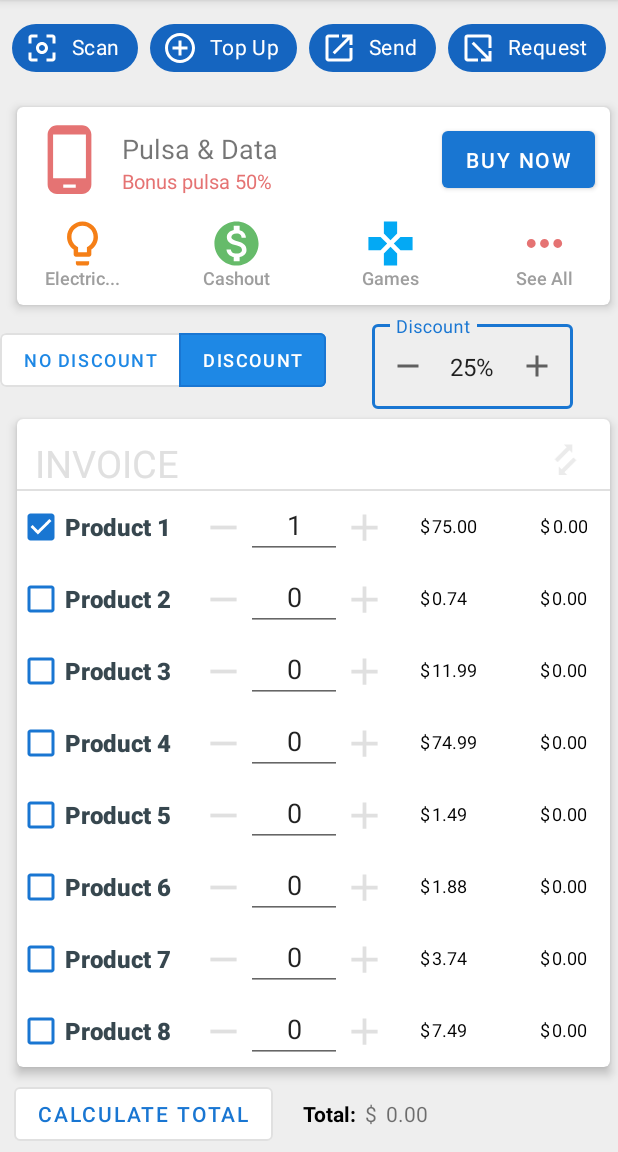
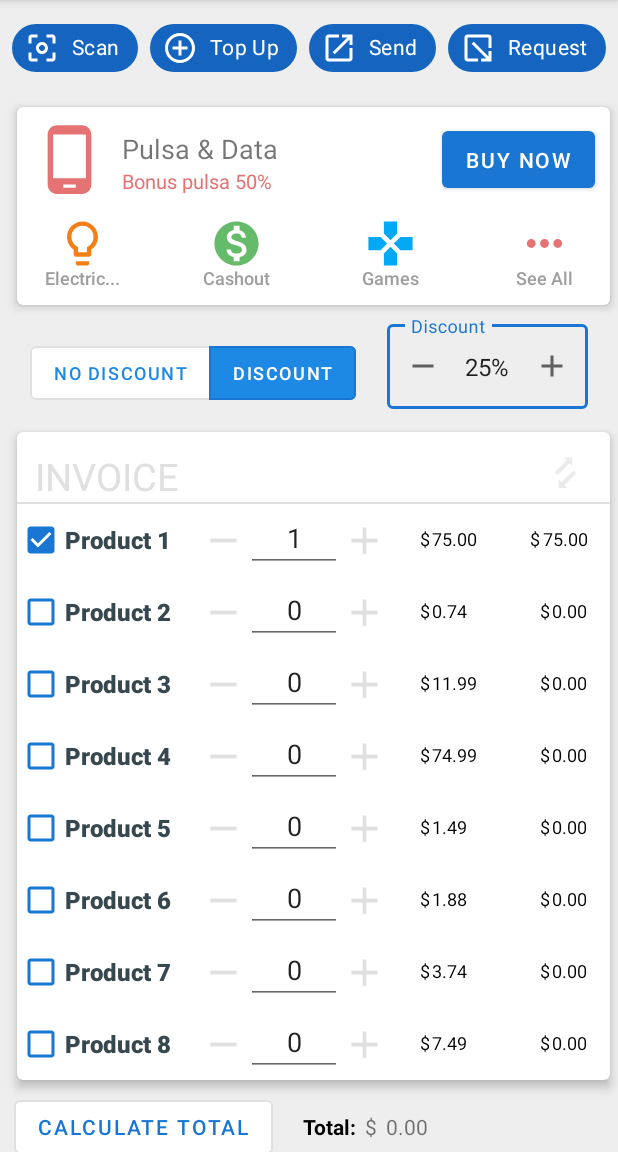
Before and after one commit to wamillard/CPSC_3367_Layout_Assignment, an Android app: the screen it shows after launch (MainActivity), after a tap on an icon or button, on a phone screen of 412 x 824 dp, the part 84-1236 px from its top. Run offline under Robolectric (Android 15) with nearby library versions, the phone set to English and light mode, and no system bars; 2 other taps on this screen came first.

Commit message:
Finished assignment

```diff
--- a/app/src/main/java/com/ualr/layoutassignment/MainActivity.java
+++ b/app/src/main/java/com/ualr/layoutassignment/MainActivity.java
@@ -7,6 +7,7 @@ import android.widget.EditText;
 import android.widget.TextView;
 
 import androidx.appcompat.app.AppCompatActivity;
+import androidx.constraintlayout.widget.ConstraintSet;
 
 import com.google.android.material.button.MaterialButton;
 import com.ualr.layoutassignment.databinding.ActivityMainBinding;
@@ -26,15 +27,6 @@ public class MainActivity extends AppCompatActivity {
         mBinding=ActivityMainBinding.inflate(getLayoutInflater());
         setContentView(mBinding.getRoot());
 
-/*        this.mBinding.btnAdd0.setOnClickListener(new View.OnClickListener()
-        {
-            @Override
-            public void onClick(View v)
-            {
-                quantityChange(true, v.getTag().toString());
-            }
-
-        });*/
 
         this.mBinding.layoutDiscount.setStartIconOnClickListener(new View.OnClickListener()
         {
@@ -74,7 +66,8 @@ public class MainActivity extends AppCompatActivity {
             public void onClick(View v)
             {
                 Double newDiscount= Double.parseDouble(mBinding.editDiscount.getText().toString().substring(0,mBinding.editDiscount.getText().length()-1));
-                calculateTotal(newDiscount);            }
+                calculateTotal(newDiscount);
+            }
         });
 
         this.mBinding.btnCalculate.setOnClickListener(new View.OnClickListener()
@@ -284,6 +277,8 @@ public class MainActivity extends AppCompatActivity {
         EditText qty=findViewById(getResources().getIdentifier("editQty"+currProduct,"id",getPackageName()));
         Integer newQty=Integer.parseInt(qty.getText().toString());
         CheckBox check=findViewById(getResources().getIdentifier("check"+currProduct,"id",getPackageName()));
+        TextView subtotal=findViewById(getResources().getIdentifier("txtSubtotal"+currProduct,"id",getPackageName()));
+        TextView cost=findViewById(getResources().getIdentifier("txtCost"+currProduct,"id",getPackageName()));
 
         if (op=='a')  //a is add | s is subtract
         {
@@ -304,12 +299,14 @@ public class MainActivity extends AppCompatActivity {
             check.setChecked(true);
         }
         qty.setText(newQty.toString());
+        Double newSub=Double.parseDouble(cost.getText().toString())*newQty;
+        subtotal.setText(String.format("%.2f",newSub));
 
     }
 
-
     public void calculateTotal( Double percentDiscount)
     {
+
         Boolean apply=this.mBinding.btnDiscount.isChecked();
 
         Double costModifier=1-(percentDiscount/100);
@@ -341,6 +338,8 @@ public class MainActivity extends AppCompatActivity {
         this.mBinding.txtTotal.setText(String.format("%.2f",newTotal));
 
 
+
+
         return;
     }
 
--- a/app/src/main/res/layout/activity_main.xml
+++ b/app/src/main/res/layout/activity_main.xml
@@ -172,12 +172,15 @@
             android:layout_marginTop="5dp"
             app:layout_constraintTop_toBottomOf="@id/cardBuyNow"
             app:layout_constraintStart_toStartOf="parent"
+            app:layout_constraintEnd_toStartOf="@id/layoutDiscount"
             app:layout_constraintBottom_toTopOf="@id/cardInvoice"
             app:singleSelection="true">
 
             <com.google.android.material.button.MaterialButton
                 android:id="@+id/btnFull"
                 style="@style/Button.Blue.Group"
+                android:layout_width="wrap_content"
+                android:layout_height="match_parent"
                 android:onClick="removeDiscount"
                 android:text="No Discount" />
 
@@ -195,10 +198,10 @@
             android:layout_width="wrap_content"
             android:layout_height="wrap_content"
             android:hint="Discount"
+            app:layout_constraintStart_toEndOf="@id/btnGroup"
+            app:layout_constraintTop_toBottomOf="@id/cardBuyNow"
             app:layout_constraintBottom_toTopOf="@id/cardInvoice"
             app:layout_constraintEnd_toEndOf="parent"
-            app:layout_constraintStart_toEndOf="@id/btnGroup"
-            app:layout_constraintTop_toBottomOf="@id/cardBuyNow"
             app:startIconDrawable="@drawable/ic_baseline_remove_24"
             app:endIconDrawable="@drawable/ic_baseline_add_24"
             app:endIconMode="custom"
@@ -214,12 +217,13 @@
 
         </com.google.android.material.textfield.TextInputLayout>
 
+
         <androidx.cardview.widget.CardView
             android:id="@+id/cardInvoice"
             style="@style/CardView.White"
             app:layout_constraintEnd_toEndOf="@id/cardBuyNow"
             app:layout_constraintStart_toStartOf="@id/cardBuyNow"
-            app:layout_constraintTop_toBottomOf="@id/btnGroup">
+            app:layout_constraintTop_toBottomOf="@id/layoutDiscount">
 
             <androidx.constraintlayout.widget.ConstraintLayout
                 android:layout_width="match_parent"
```
Also changed, not shown: 27 other files.
